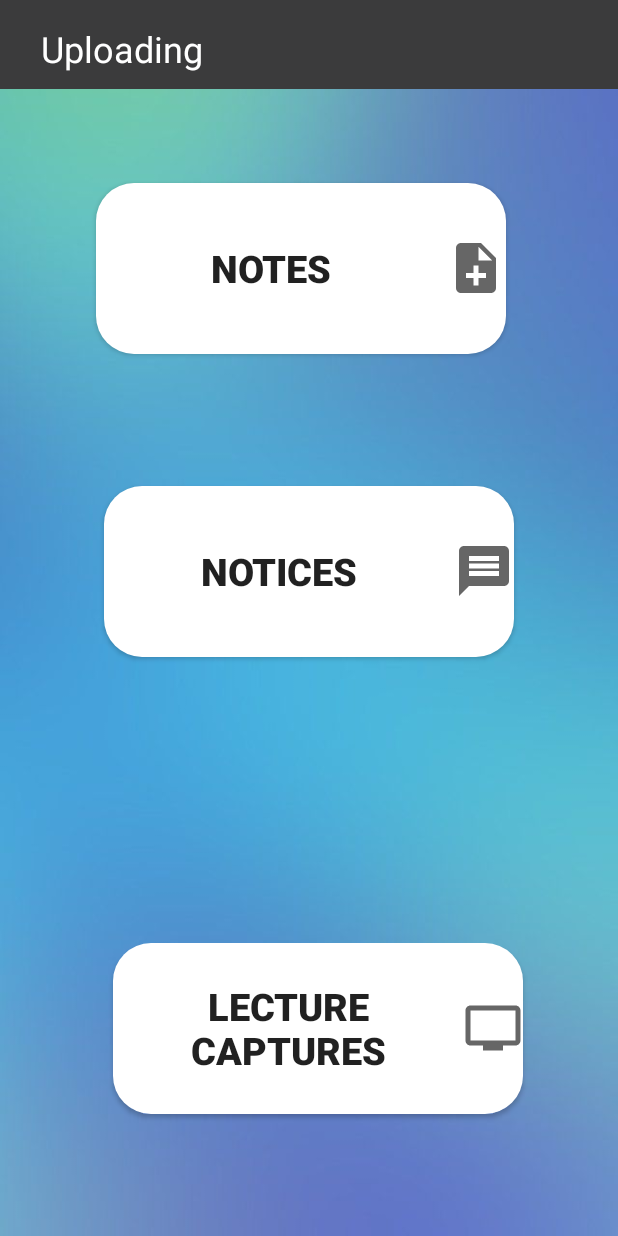
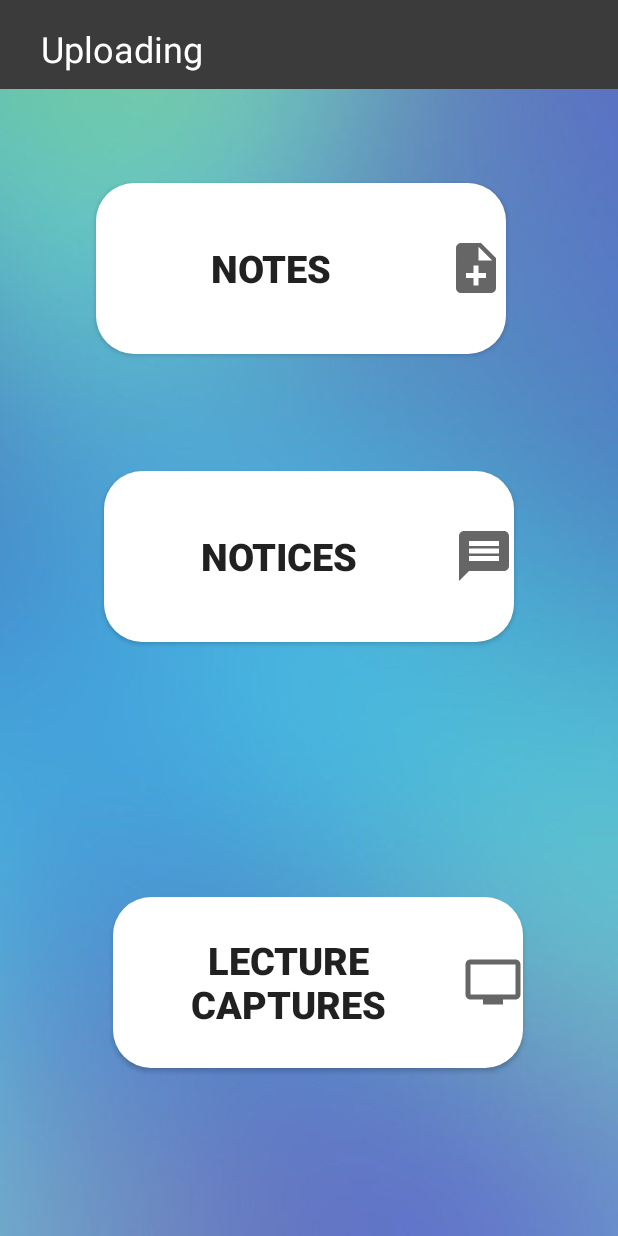
Before and after one commit to kasunavodya/YORK-4-Android-MAD, an Android app: the AdminUpload screen opened directly, with no data from a screen before it, on a phone screen of 412 x 824 dp. Run offline under Robolectric (Android 15) with nearby library versions, the light colour scheme and no system bars.

Commit message:
Commited by making errors

```diff
--- a/app/build.gradle
+++ b/app/build.gradle
@@ -38,6 +38,6 @@ dependencies {
     androidTestImplementation 'androidx.test.espresso:espresso-core:3.3.0'
 
 
-    compile 'com.github.barteksc:android-pdf-viewer:2.8.2'
+    implementation 'com.github.barteksc:android-pdf-viewer:2.8.2'
 
 }
--- a/app/src/main/java/com/example/york_4_android_app/NotesView.java
+++ b/app/src/main/java/com/example/york_4_android_app/NotesView.java
@@ -17,7 +17,7 @@ public class NotesView extends AppCompatActivity {
         setContentView(R.layout.activity_notes_view);
 
         pdfView=(PDFView)findViewById(R.id.pdfViewer);
-        pdfView.fromAsset("grade9");
+        pdfView.fromAsset("grade9").load();
 
     }
 
--- a/app/src/main/java/com/example/york_4_android_app/NoticeUpload.java
+++ b/app/src/main/java/com/example/york_4_android_app/NoticeUpload.java
@@ -140,7 +140,7 @@ public class NoticeUpload extends AppCompatActivity {
             // Continue only if the File was successfully created
             if (photoFile != null) {
                 Uri photoURI = FileProvider.getUriForFile(this,
-                        "com.example.android.fileprovider",
+                        "com.example.android.FILE_PROVIDER_PATHS",
                         photoFile);
                 takePictureIntent.putExtra(MediaStore.EXTRA_OUTPUT, photoURI);
                 startActivityForResult(takePictureIntent,CAMERA_REQUEST_CODE );
--- a/app/src/main/res/layout/activity_admin_upload.xml
+++ b/app/src/main/res/layout/activity_admin_upload.xml
@@ -59,14 +59,14 @@
         android:id="@+id/button3"
         android:layout_width="273dp"
         android:layout_height="114dp"
+        android:layout_alignParentTop="true"
+        android:layout_centerInParent="true"
+        android:layout_marginTop="314dp"
         android:background="@drawable/rounded_corners"
-        android:layout_alignParentTop="true"
-        android:layout_centerHorizontal="true"
-        android:textStyle="bold"
+        android:drawableRight="@drawable/ic_baseline_message_24"
+        android:text="NOTICES"
         android:textSize="25dp"
-        android:drawableRight="@drawable/ic_baseline_message_24"
-        android:layout_marginTop="324dp"
-        android:text="NOTICES" />
+        android:textStyle="bold" />
 
     <Button
         android:id="@+id/button4"
@@ -76,10 +76,10 @@
         android:layout_alignParentBottom="true"
         android:layout_centerHorizontal="true"
         android:layout_marginStart="75dp"
-        android:layout_marginBottom="81dp"
+        android:layout_marginBottom="112dp"
         android:background="@drawable/rounded_corners"
+        android:drawableRight="@drawable/ic_baseline_personal_video_24"
         android:text="LECTURE CAPTURES"
-        android:drawableRight="@drawable/ic_baseline_personal_video_24"
         android:textSize="25dp"
         android:textStyle="bold" />
 </RelativeLayout>
--- a/app/src/main/res/layout/activity_notes_upload.xml
+++ b/app/src/main/res/layout/activity_notes_upload.xml
@@ -14,7 +14,7 @@
         android:layout_alignParentTop="true"
         android:layout_centerHorizontal="true"
         android:layout_marginTop="80dp"
-        android:text="@string/Text3"
+        android:text="@string/Title"
         android:textAlignment="center"
         android:textColor="#100F0F"
         android:textSize="20sp"
@@ -69,7 +69,7 @@
 
     <EditText
         android:id="@+id/editTextTextPersonName2"
-        style="@style/enterDetails1"
+        style="@style/enterDetails5"
         android:layout_width="318dp"
         android:layout_height="90dp"
         android:layout_alignParentStart="true"
@@ -84,7 +84,7 @@
 
     <EditText
         android:id="@+id/editTextNumber"
-        style="@style/enterDetails1"
+        style="@style/enterDetails5"
         android:layout_width="318dp"
         android:layout_height="90dp"
         android:layout_alignParentStart="true"
--- a/app/src/main/res/layout/activity_notes_view.xml
+++ b/app/src/main/res/layout/activity_notes_view.xml
@@ -10,9 +10,8 @@
    <com.github.barteksc.pdfviewer.PDFView
        android:id="@+id/pdfViewer"
        android:layout_width="match_parent"
-       android:layout_height="match_parent">
+       android:layout_height="match_parent"/>
 
-   </com.github.barteksc.pdfviewer.PDFView>
 
 
 
```
Also changed, not shown: app/src/main/java/com/example/york_4_android_app/NotesUpload.java (+8 -6 lines), app/src/main/res/values/styles.xml (+10 -0 lines), 71 other files.
